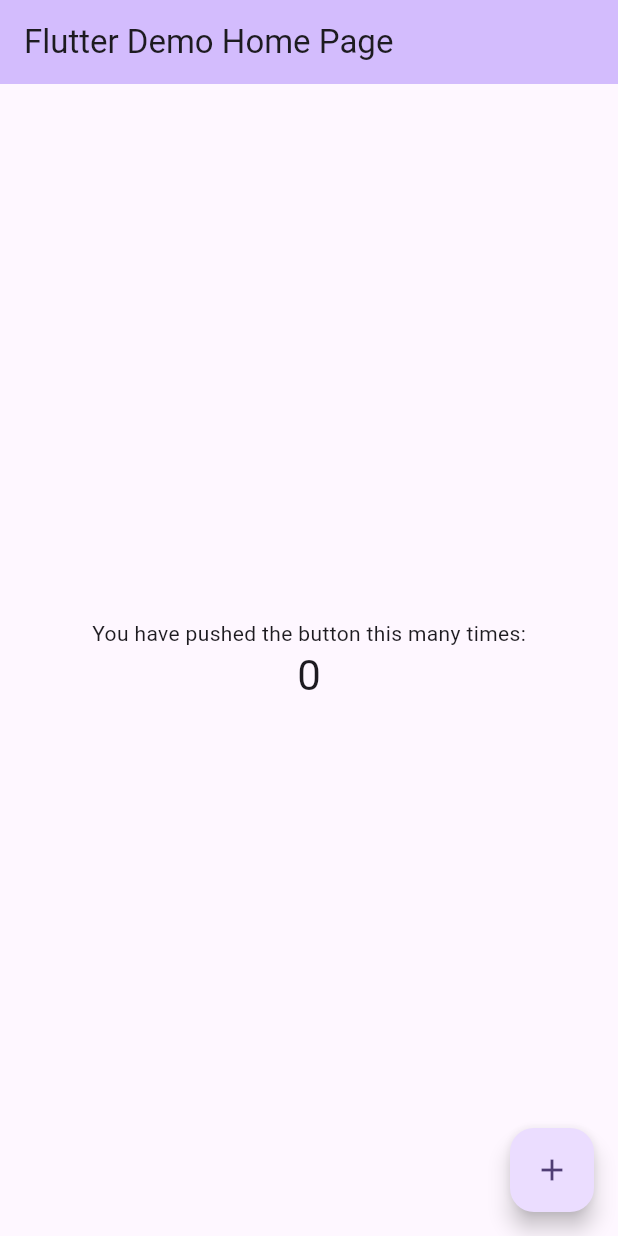
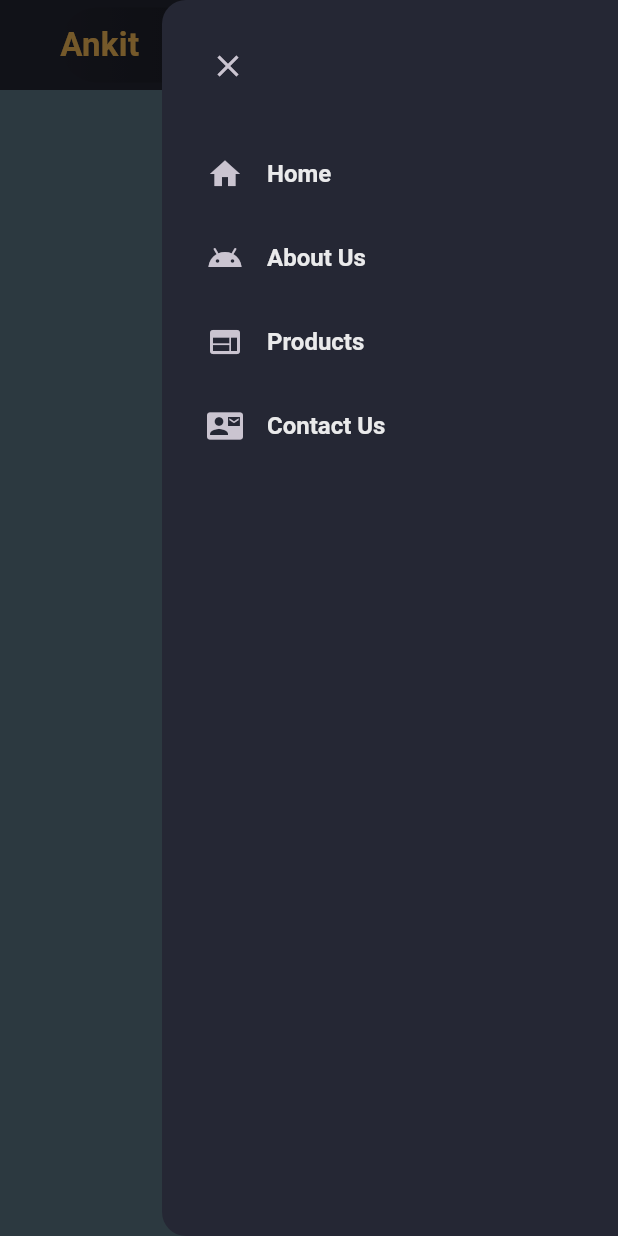
Before and after one commit to Akn24/insoft_app, a Flutter app: the screen it shows after launch, with the side drawer open (before the commit the screen has no drawer), on a phone screen of 412 x 824 dp. Run offline on Flutter 3.47's test engine with Material 3 defaults, Android fonts, the phone set to English and light mode, and no system bars.

Commit message:
Added Navbar

```diff
--- /dev/null
+++ b/lib/constants/colors.dart
@@ -0,0 +1,13 @@
+import 'dart:ui';
+
+class CustomColor{
+  static const Color scaffoldBg = Color(0xff252734);
+  static const Color bgLight1 = Color(0xff333646);
+  static const Color bgLight2 = Color(0xff424657);
+  static const Color textFieldBg = Color(0xffC8C9CE);
+  static const Color hintDark = Color(0xff666874);
+  static const Color yellowSecondary = Color(0xffFFC25C);
+  static const Color yellowPrimary = Color(0xffFFAF29);
+  static const Color whitePrimary = Color(0xffEAEAEB);
+  static const Color whiteSecondary = Color(0xffC8C9CE);
+}
--- /dev/null
+++ b/lib/constants/nav_items.dart
@@ -0,0 +1,9 @@
+import 'package:flutter/material.dart';
+
+List<String> navTitles = ["Home", "About Us", "Products", "Contact Us"];
+List<IconData> navIcons = [
+  Icons.home,
+  Icons.android_outlined,
+  Icons.web,
+  Icons.quick_contacts_mail
+];
--- /dev/null
+++ b/lib/constants/size.dart
@@ -0,0 +1 @@
+const double kMinDesktopWidth = 600;
--- a/lib/main.dart
+++ b/lib/main.dart
@@ -1,3 +1,4 @@
+import 'package:demo_app/pages/home_page.dart';
 import 'package:flutter/material.dart';
 
 void main() {
@@ -7,119 +8,13 @@ void main() {
 class MyApp extends StatelessWidget {
   const MyApp({super.key});
 
-  // This widget is the root of your application.
   @override
   Widget build(BuildContext context) {
     return MaterialApp(
-      title: 'Flutter Demo',
-      theme: ThemeData(
-        // This is the theme of your application.
-        //
-        // TRY THIS: Try running your application with "flutter run". You'll see
-        // the application has a purple toolbar. Then, without quitting the app,
-        // try changing the seedColor in the colorScheme below to Colors.green
-        // and then invoke "hot reload" (save your changes or press the "hot
-        // reload" button in a Flutter-supported IDE, or press "r" if you used
-        // the command line to start the app).
-        //
-        // Notice that the counter didn't reset back to zero; the application
-        // state is not lost during the reload. To reset the state, use hot
-        // restart instead.
-        //
-        // This works for code too, not just values: Most code changes can be
-        // tested with just a hot reload.
-        colorScheme: ColorScheme.fromSeed(seedColor: Colors.deepPurple),
-        useMaterial3: true,
-      ),
-      home: const MyHomePage(title: 'Flutter Demo Home Page'),
+      debugShowCheckedModeBanner: false,
+      title: 'Company Web',
+      theme: ThemeData.dark(),
+      home: const HomePage(),
     );
   }
 }
-
-class MyHomePage extends StatefulWidget {
-  const MyHomePage({super.key, required this.title});
-
-  // This widget is the home page of your application. It is stateful, meaning
-  // that it has a State object (defined below) that contains fields that affect
-  // how it looks.
-
-  // This class is the configuration for the state. It holds the values (in this
-  // case the title) provided by the parent (in this case the App widget) and
-  // used by the build method of the State. Fields in a Widget subclass are
-  // always marked "final".
-
-  final String title;
-
-  @override
-  State<MyHomePage> createState() => _MyHomePageState();
-}
-
-class _MyHomePageState extends State<MyHomePage> {
-  int _counter = 0;
-
-  void _incrementCounter() {
-    setState(() {
-      // This call to setState tells the Flutter framework that something has
-      // changed in this State, which causes it to rerun the build method below
-      // so that the display can reflect the updated values. If we changed
-      // _counter without calling setState(), then the build method would not be
-      // called again, and so nothing would appear to happen.
-      _counter++;
-    });
-  }
-
-  @override
-  Widget build(BuildContext context) {
-    // This method is rerun every time setState is called, for instance as done
-    // by the _incrementCounter method above.
-    //
-    // The Flutter framework has been optimized to make rerunning build methods
-    // fast, so that you can just rebuild anything that needs updating rather
-    // than having to individually change instances of widgets.
-    return Scaffold(
-      appBar: AppBar(
-        // TRY THIS: Try changing the color here to a specific color (to
-        // Colors.amber, perhaps?) and trigger a hot reload to see the AppBar
-        // change color while the other colors stay the same.
-        backgroundColor: Theme.of(context).colorScheme.inversePrimary,
-        // Here we take the value from the MyHomePage object that was created by
-        // the App.build method, and use it to set our appbar title.
-        title: Text(widget.title),
-      ),
-      body: Center(
-        // Center is a layout widget. It takes a single child and positions it
-        // in the middle of the parent.
-        child: Column(
-          // Column is also a layout widget. It takes a list of children and
-          // arranges them vertically. By default, it sizes itself to fit its
-          // children horizontally, and tries to be as tall as its parent.
-          //
-          // Column has various properties to control how it sizes itself and
-          // how it positions its children. Here we use mainAxisAlignment to
-          // center the children vertically; the main axis here is the vertical
-          // axis because Columns are vertical (the cross axis would be
-          // horizontal).
-          //
-          // TRY THIS: Invoke "debug painting" (choose the "Toggle Debug Paint"
-          // action in the IDE, or press "p" in the console), to see the
-          // wireframe for each widget.
-          mainAxisAlignment: MainAxisAlignment.center,
-          children: <Widget>[
-            const Text(
-              'You have pushed the button this many times:',
-            ),
-            Text(
-              '$_counter',
-              style: Theme.of(context).textTheme.headlineMedium,
-            ),
-          ],
-        ),
-      ),
-      floatingActionButton: FloatingActionButton(
-        onPressed: _incrementCounter,
-        tooltip: 'Increment',
-        child: const Icon(Icons.add),
-      ), // This trailing comma makes auto-formatting nicer for build methods.
-    );
-  }
-}
--- /dev/null
+++ b/lib/pages/home_page.dart
@@ -0,0 +1,59 @@
+import 'package:demo_app/constants/colors.dart';
+import 'package:demo_app/constants/size.dart';
+import 'package:demo_app/widgets/drawer_mobile.dart';
+import 'package:demo_app/widgets/header_desktop.dart';
+import 'package:demo_app/widgets/header_mobile.dart';
+import 'package:flutter/material.dart';
+
+class HomePage extends StatefulWidget {
+  const HomePage({super.key});
+
+  @override
+  State<HomePage> createState() => _HomePageState();
+}
+
+class _HomePageState extends State<HomePage> {
+  final scaffoldKey = GlobalKey<ScaffoldState>();
+  @override
+  Widget build(BuildContext context) {
+    return LayoutBuilder(builder: (context, constraints) {
+      return Scaffold(
+          key: scaffoldKey,
+          backgroundColor: CustomColor.scaffoldBg,
+          endDrawer: constraints.maxWidth >= kMinDesktopWidth
+              ? null
+              : const DrawerMobile(),
+          body: ListView(
+            scrollDirection: Axis.vertical,
+            children: [
+              constraints.maxWidth >= kMinDesktopWidth
+                  ? const HeaderDesktop()
+                  : HeaderMobile(
+                      onTap: () {},
+                      onMenuTap: () {
+                        scaffoldKey.currentState?.openEndDrawer();
+                      },
+                    ),
+              //About
+              Container(
+                height: 500,
+                width: double.maxFinite,
+                color: Colors.blueGrey,
+              ),
+              //Products
+              Container(
+                height: 500,
+                width: double.maxFinite,
+                color: Colors.blueGrey,
+              ),
+              //Contact Us
+              Container(
+                height: 500,
+                width: double.maxFinite,
+                color: Colors.blueGrey,
+              ),
+            ],
+          ));
+    });
+  }
+}
--- /dev/null
+++ b/lib/styles/style.dart
@@ -0,0 +1,9 @@
+import 'package:flutter/material.dart';
+
+import '../constants/colors.dart';
+
+BoxDecoration kHeaderDecoration = BoxDecoration(
+    gradient: const LinearGradient(
+      colors: [Colors.transparent, CustomColor.bgLight1],
+    ),
+    borderRadius: BorderRadius.circular(100));
--- /dev/null
+++ b/lib/widgets/drawer_mobile.dart
@@ -0,0 +1,41 @@
+import 'package:flutter/material.dart';
+
+import '../constants/colors.dart';
+import '../constants/nav_items.dart';
+
+class DrawerMobile extends StatelessWidget {
+  const DrawerMobile({super.key});
+
+  @override
+  Widget build(BuildContext context) {
+    return Drawer(
+      backgroundColor: CustomColor.scaffoldBg,
+      child: ListView(
+        children: [
+          Align(
+            alignment: Alignment.centerLeft,
+            child: Padding(
+              padding: const EdgeInsets.only(left: 20, top: 20, bottom: 20),
+              child: IconButton(
+                  onPressed: () {
+                    Navigator.of(context).pop();
+                  },
+                  icon: const Icon(Icons.close)),
+            ),
+          ),
+          for (int i = 0; i < navIcons.length; i++)
+            ListTile(
+              contentPadding: const EdgeInsets.symmetric(horizontal: 30),
+              leading: Icon(navIcons[i]),
+              title: Text(navTitles[i]),
+              titleTextStyle: const TextStyle(
+                  color: CustomColor.whitePrimary,
+                  fontWeight: FontWeight.w600,
+                  fontSize: 16),
+              onTap: () {},
+            )
+        ],
+      ),
+    );
+  }
+}
--- /dev/null
+++ b/lib/widgets/header_desktop.dart
@@ -0,0 +1,41 @@
+import 'package:demo_app/styles/style.dart';
+import 'package:demo_app/widgets/site_logo.dart';
+import 'package:flutter/material.dart';
+
+import '../constants/colors.dart';
+import '../constants/nav_items.dart';
+
+class HeaderDesktop extends StatelessWidget {
+  const HeaderDesktop({super.key});
+
+  @override
+  Widget build(BuildContext context) {
+    return Container(
+        margin: const EdgeInsets.symmetric(vertical: 10, horizontal: 20),
+        height: 60,
+        width: double.maxFinite,
+        decoration: kHeaderDecoration,
+        child: Row(
+          children: [
+            SiteLogo(
+              onTap: () {},
+            ),
+            const Spacer(),
+            for (int i = 0; i < navTitles.length; i++)
+              Padding(
+                padding: const EdgeInsets.only(right: 20.0),
+                child: TextButton(
+                    onPressed: () {},
+                    child: Text(
+                      navTitles[i],
+                      style: const TextStyle(
+                        fontSize: 16,
+                        fontWeight: FontWeight.w500,
+                        color: CustomColor.whitePrimary,
+                      ),
+                    )),
+              ),
+          ],
+        ));
+  }
+}
--- /dev/null
+++ b/lib/widgets/header_mobile.dart
@@ -0,0 +1,30 @@
+import 'package:demo_app/widgets/site_logo.dart';
+import 'package:flutter/material.dart';
+
+import '../styles/style.dart';
+
+class HeaderMobile extends StatelessWidget {
+  const HeaderMobile({super.key, this.onTap, this.onMenuTap});
+  final VoidCallback? onTap;
+  final VoidCallback? onMenuTap;
+  @override
+  Widget build(BuildContext context) {
+    return Container(
+      height: 50,
+      margin: const EdgeInsets.fromLTRB(40, 5, 20, 5),
+      decoration: kHeaderDecoration,
+      child: Row(
+        children: [
+          SiteLogo(
+            onTap: onTap,
+          ),
+          const Spacer(),
+          IconButton(onPressed: onMenuTap, icon: const Icon(Icons.menu)),
+          const SizedBox(
+            width: 15,
+          )
+        ],
+      ),
+    );
+  }
+}
--- /dev/null
+++ b/lib/widgets/site_logo.dart
@@ -0,0 +1,21 @@
+import 'package:flutter/material.dart';
+
+import '../constants/colors.dart';
+
+class SiteLogo extends StatelessWidget {
+  const SiteLogo({super.key, this.onTap});
+  final VoidCallback? onTap;
+  @override
+  Widget build(BuildContext context) {
+    return GestureDetector(
+      onTap: onTap,
+      child: const Text(
+        "Ankit",
+        style: TextStyle(
+            fontSize: 22,
+            fontWeight: FontWeight.bold,
+            color: CustomColor.yellowSecondary),
+      ),
+    );
+  }
+}
```
